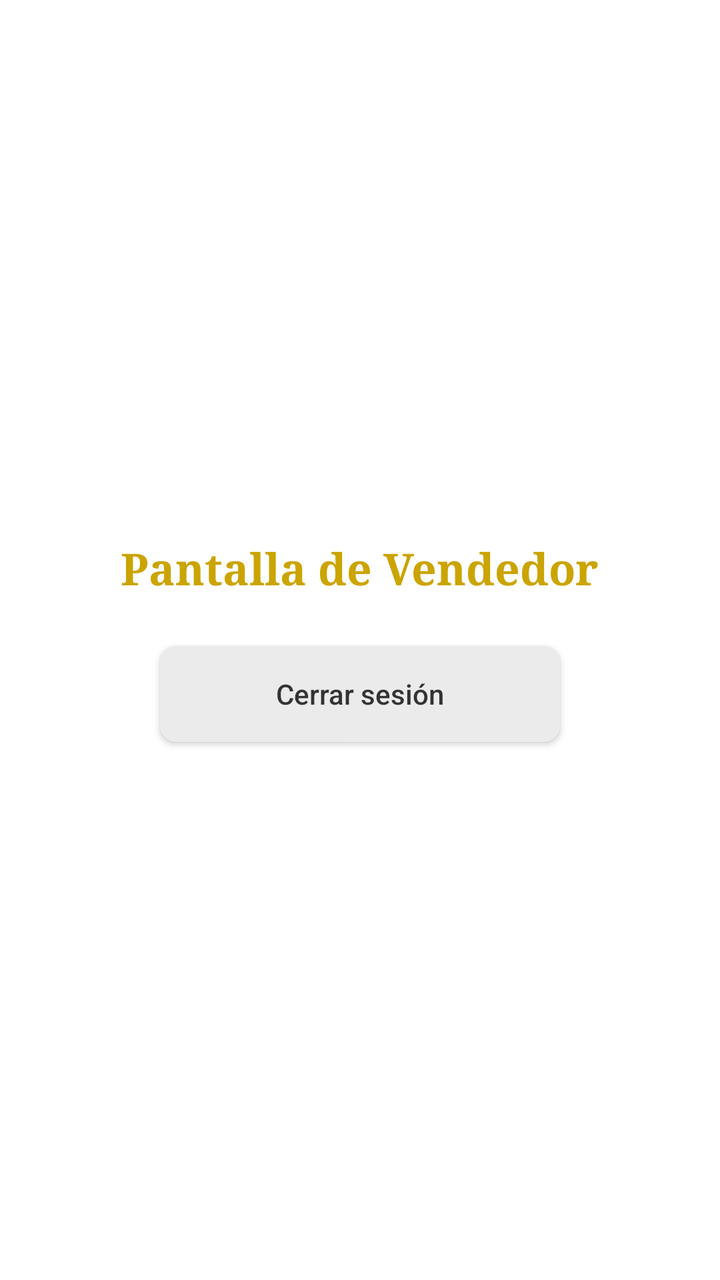
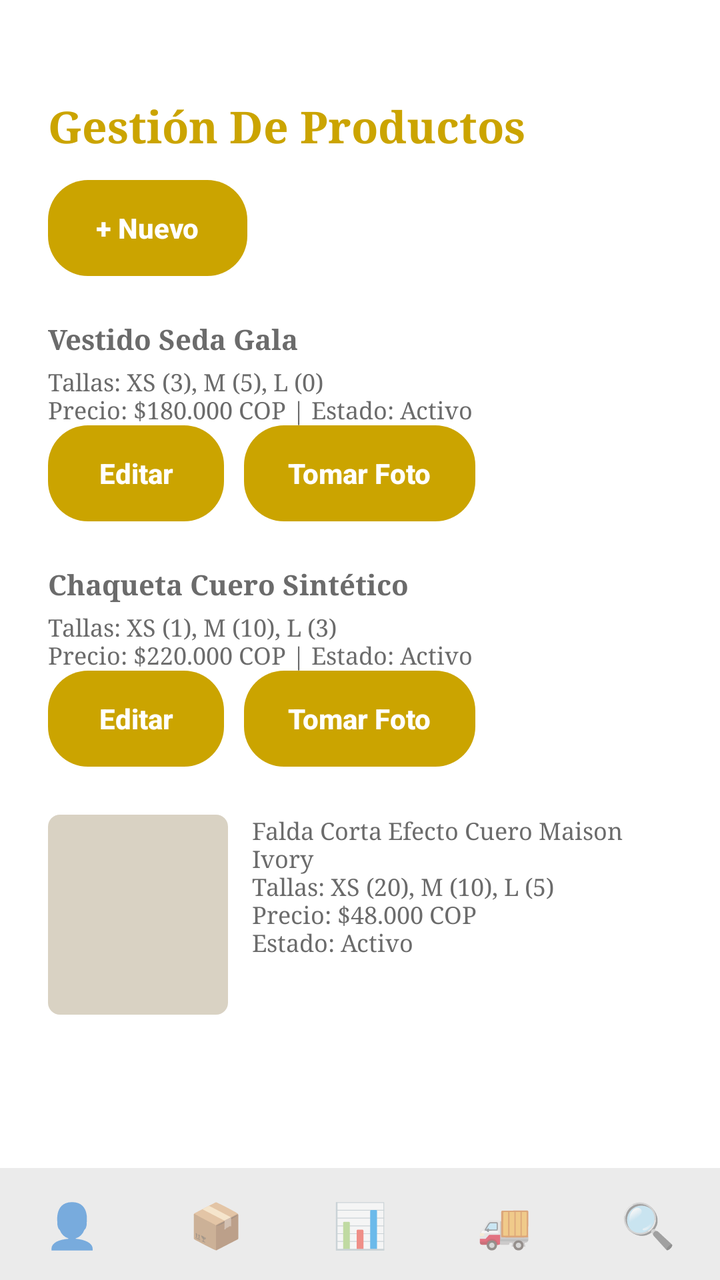

Compare the two renders of this Android layout. The source of the first and the diff that turns it into the second are given below.
<!-- AndroidManifest.xml: application theme Theme.MaisonSantana -->
<!-- res/layout/activity_vendedor.xml -->
<?xml version="1.0" encoding="utf-8"?>
<LinearLayout xmlns:android="http://schemas.android.com/apk/res/android"
    android:layout_width="match_parent"
    android:layout_height="match_parent"
    android:background="@color/white"
    android:gravity="center"
    android:orientation="vertical">

    <TextView
        android:layout_width="wrap_content"
        android:layout_height="wrap_content"
        android:fontFamily="serif"
        android:text="Pantalla de Vendedor"
        android:textColor="@color/gold"
        android:textSize="22sp"
        android:textStyle="bold" />

    <Button
        android:id="@+id/btnSalirVendedor"
        android:layout_width="200dp"
        android:layout_height="48dp"
        android:layout_marginTop="24dp"
        android:background="@drawable/bg_button_gray"
        android:backgroundTint="@null"
        android:text="Cerrar sesión"
        android:textAllCaps="false"
        android:textColor="@color/text_dark" />
</LinearLayout>
<!-- resources referenced by this layout -->
<resources>
  <color name="gold">#CBA400</color>
  <color name="text_dark">#333333</color>
  <color name="white">#FFFFFFFF</color>
  <!-- drawable bg_button_gray (drawable) -->
  <?xml version="1.0" encoding="utf-8"?>
  <shape xmlns:android="http://schemas.android.com/apk/res/android"
      android:shape="rectangle">
      <solid android:color="@color/gray_input" />
      <corners android:radius="8dp" />
  </shape>
  <style name="Theme.MaisonSantana" parent="Theme.AppCompat.Light.NoActionBar">
          <item name="colorPrimary">@color/gold</item>
          <item name="colorAccent">@color/gold</item>
      </style>
  <color name="gray_input">#EBEBEB</color>
</resources>

<!-- the commit's change to res/layout/activity_vendedor.xml (unified diff, before → after) -->
@@ -3,26 +3,224 @@
     android:layout_width="match_parent"
     android:layout_height="match_parent"
     android:background="@color/white"
-    android:gravity="center"
     android:orientation="vertical">
 
-    <TextView
-        android:layout_width="wrap_content"
-        android:layout_height="wrap_content"
-        android:fontFamily="serif"
-        android:text="Pantalla de Vendedor"
-        android:textColor="@color/gold"
-        android:textSize="22sp"
-        android:textStyle="bold" />
-
-    <Button
-        android:id="@+id/btnSalirVendedor"
-        android:layout_width="200dp"
-        android:layout_height="48dp"
-        android:layout_marginTop="24dp"
-        android:background="@drawable/bg_button_gray"
-        android:backgroundTint="@null"
-        android:text="Cerrar sesión"
-        android:textAllCaps="false"
-        android:textColor="@color/text_dark" />
+    <ScrollView
+        android:layout_width="match_parent"
+        android:layout_height="0dp"
+        android:layout_weight="1">
+
+        <LinearLayout
+            android:layout_width="match_parent"
+            android:layout_height="wrap_content"
+            android:orientation="vertical"
+            android:padding="24dp">
+
+            <TextView
+                android:layout_width="wrap_content"
+                android:layout_height="wrap_content"
+                android:layout_marginTop="24dp"
+                android:fontFamily="serif"
+                android:text="Gestión De Productos"
+                android:textColor="@color/gold"
+                android:textSize="22sp"
+                android:textStyle="bold" />
+
+            <Button
+                android:id="@+id/btnNuevo"
+                android:layout_width="wrap_content"
+                android:layout_height="48dp"
+                android:layout_marginTop="12dp"
+                android:background="@drawable/bg_pill_gold"
+                android:backgroundTint="@null"
+                android:paddingStart="24dp"
+                android:paddingEnd="24dp"
+                android:stateListAnimator="@null"
+                android:text="+ Nuevo"
+                android:textAllCaps="false"
+                android:textColor="@color/white"
+                android:textStyle="bold" />
+
+            <TextView
+                android:layout_width="wrap_content"
+                android:layout_height="wrap_content"
+                android:layout_marginTop="22dp"
+                android:fontFamily="serif"
+                android:text="Vestido Seda Gala"
+                android:textColor="@color/text_brown"
+                android:textStyle="bold" />
+
+            <TextView
+                android:layout_width="wrap_content"
+                android:layout_height="wrap_content"
+                android:layout_marginTop="4dp"
+                android:fontFamily="serif"
+                android:text="Tallas: XS (3), M (5), L (0)\nPrecio: $180.000 COP | Estado: Activo"
+                android:textColor="@color/text_brown"
+                android:textSize="12sp" />
+
+            <LinearLayout
+                android:layout_width="wrap_content"
+                android:layout_height="wrap_content"
+                android:orientation="horizontal">
+
+                <Button
+                    android:id="@+id/btnEditar1"
+                    android:layout_width="wrap_content"
+                    android:layout_height="48dp"
+                    android:layout_marginEnd="10dp"
+                    android:background="@drawable/bg_pill_gold"
+                    android:backgroundTint="@null"
+                    android:paddingStart="22dp"
+                    android:paddingEnd="22dp"
+                    android:stateListAnimator="@null"
+                    android:text="Editar"
+                    android:textAllCaps="false"
+                    android:textColor="@color/white"
+                    android:textStyle="bold" />
+
+                <Button
+                    android:id="@+id/btnFoto1"
+                    android:layout_width="wrap_content"
+                    android:layout_height="48dp"
+                    android:background="@drawable/bg_pill_gold"
+                    android:backgroundTint="@null"
+                    android:paddingStart="22dp"
+                    android:paddingEnd="22dp"
+                    android:stateListAnimator="@null"
+                    android:text="Tomar Foto"
+                    android:textAllCaps="false"
+                    android:textColor="@color/white"
+                    android:textStyle="bold" />
+            </LinearLayout>
+
+            <TextView
+                android:layout_width="wrap_content"
+                android:layout_height="wrap_content"
+                android:layout_marginTop="22dp"
+                android:fontFamily="serif"
+                android:text="Chaqueta Cuero Sintético"
+                android:textColor="@color/text_brown"
+                android:textStyle="bold" />
+
+            <TextView
+                android:layout_width="wrap_content"
+                android:layout_height="wrap_content"
+                android:layout_marginTop="4dp"
+                android:fontFamily="serif"
+                android:text="Tallas: XS (1), M (10), L (3)\nPrecio: $220.000 COP | Estado: Activo"
+                android:textColor="@color/text_brown"
+                android:textSize="12sp" />
+
+            <LinearLayout
+                android:layout_width="wrap_content"
+                android:layout_height="wrap_content"
+                android:orientation="horizontal">
+
+                <Button
+                    android:id="@+id/btnEditar2"
+                    android:layout_width="wrap_content"
+                    android:layout_height="48dp"
+                    android:layout_marginEnd="10dp"
+                    android:background="@drawable/bg_pill_gold"
+                    android:backgroundTint="@null"
+                    android:paddingStart="22dp"
+                    android:paddingEnd="22dp"
+                    android:stateListAnimator="@null"
+                    android:text="Editar"
+                    android:textAllCaps="false"
+                    android:textColor="@color/white"
+                    android:textStyle="bold" />
+
+                <Button
+                    android:id="@+id/btnFoto2"
+                    android:layout_width="wrap_content"
+                    android:layout_height="48dp"
+                    android:background="@drawable/bg_pill_gold"
+                    android:backgroundTint="@null"
+                    android:paddingStart="22dp"
+                    android:paddingEnd="22dp"
+                    android:stateListAnimator="@null"
+                    android:text="Tomar Foto"
+                    android:textAllCaps="false"
+                    android:textColor="@color/white"
+                    android:textStyle="bold" />
+            </LinearLayout>
+
+            <LinearLayout
+                android:layout_width="match_parent"
+                android:layout_height="wrap_content"
+                android:layout_marginTop="24dp"
+                android:orientation="horizontal">
+
+                <ImageView
+                    android:id="@+id/imgFalda"
+                    android:layout_width="90dp"
+                    android:layout_height="100dp"
+                    android:background="@drawable/bg_foto"
+                    android:scaleType="centerCrop" />
+
+                <TextView
+                    android:layout_width="wrap_content"
+                    android:layout_height="wrap_content"
+                    android:layout_marginStart="12dp"
+                    android:fontFamily="serif"
+                    android:text="Falda Corta Efecto Cuero Maison Ivory\nTallas: XS (20), M (10), L (5)\nPrecio: $48.000 COP\nEstado: Activo"
+                    android:textColor="@color/text_brown"
+                    android:textSize="12sp" />
+            </LinearLayout>
+        </LinearLayout>
+    </ScrollView>
+
+    <LinearLayout
+        android:layout_width="match_parent"
+        android:layout_height="56dp"
+        android:background="@color/bar_gray"
+        android:orientation="horizontal">
+
+        <TextView
+            android:id="@+id/navPerfil"
+            android:layout_width="0dp"
+            android:layout_height="match_parent"
+            android:layout_weight="1"
+            android:gravity="center"
+            android:text="👤"
+            android:textSize="22sp" />
+
+        <TextView
+            android:id="@+id/navInventario"
+            android:layout_width="0dp"
+            android:layout_height="match_parent"
+            android:layout_weight="1"
+            android:gravity="center"
+            android:text="📦"
+            android:textSize="22sp" />
+
+        <TextView
+            android:id="@+id/navReportes"
+            android:layout_width="0dp"
+            android:layout_height="match_parent"
+            android:layout_weight="1"
+            android:gravity="center"
+            android:text="📊"
+            android:textSize="22sp" />
+
+        <TextView
+            android:id="@+id/navPedidos"
+            android:layout_width="0dp"
+            android:layout_height="match_parent"
+            android:layout_weight="1"
+            android:gravity="center"
+            android:text="🚚"
+            android:textSize="22sp" />
+
+        <TextView
+            android:id="@+id/navBuscar"
+            android:layout_width="0dp"
+            android:layout_height="match_parent"
+            android:layout_weight="1"
+            android:gravity="center"
+            android:text="🔍"
+            android:textSize="22sp" />
+    </LinearLayout>
 </LinearLayout>
<!-- resource entries referenced after the edit -->
@@ -1,19 +1,27 @@
 <!-- resources referenced by this layout -->
 <resources>
+  <color name="bar_gray">#EBEBEB</color>
   <color name="gold">#CBA400</color>
-  <color name="text_dark">#333333</color>
+  <color name="text_brown">#6B6B6B</color>
   <color name="white">#FFFFFFFF</color>
-  <!-- drawable bg_button_gray (drawable) -->
+  <!-- drawable bg_foto (drawable) -->
   <?xml version="1.0" encoding="utf-8"?>
   <shape xmlns:android="http://schemas.android.com/apk/res/android"
       android:shape="rectangle">
-      <solid android:color="@color/gray_input" />
-      <corners android:radius="8dp" />
+      <solid android:color="@color/photo_placeholder" />
+      <corners android:radius="6dp" />
+  </shape>
+  <!-- drawable bg_pill_gold (drawable) -->
+  <?xml version="1.0" encoding="utf-8"?>
+  <shape xmlns:android="http://schemas.android.com/apk/res/android"
+      android:shape="rectangle">
+      <solid android:color="@color/gold" />
+      <corners android:radius="20dp" />
   </shape>
   <style name="Theme.MaisonSantana" parent="Theme.AppCompat.Light.NoActionBar">
           <item name="colorPrimary">@color/gold</item>
           <item name="colorAccent">@color/gold</item>
       </style>
-  <color name="gray_input">#EBEBEB</color>
+  <color name="photo_placeholder">#D9D2C3</color>
 </resources>
 
